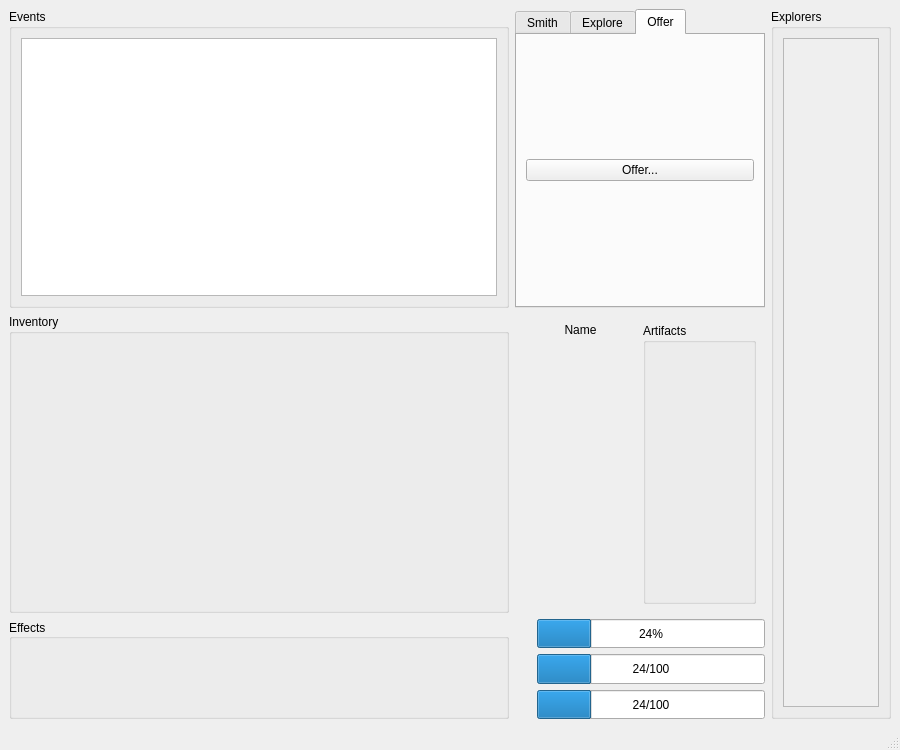
The window that assets/ui/main.ui (pierce-smith1/aor) describes before a commit, drawn with Qt 5.
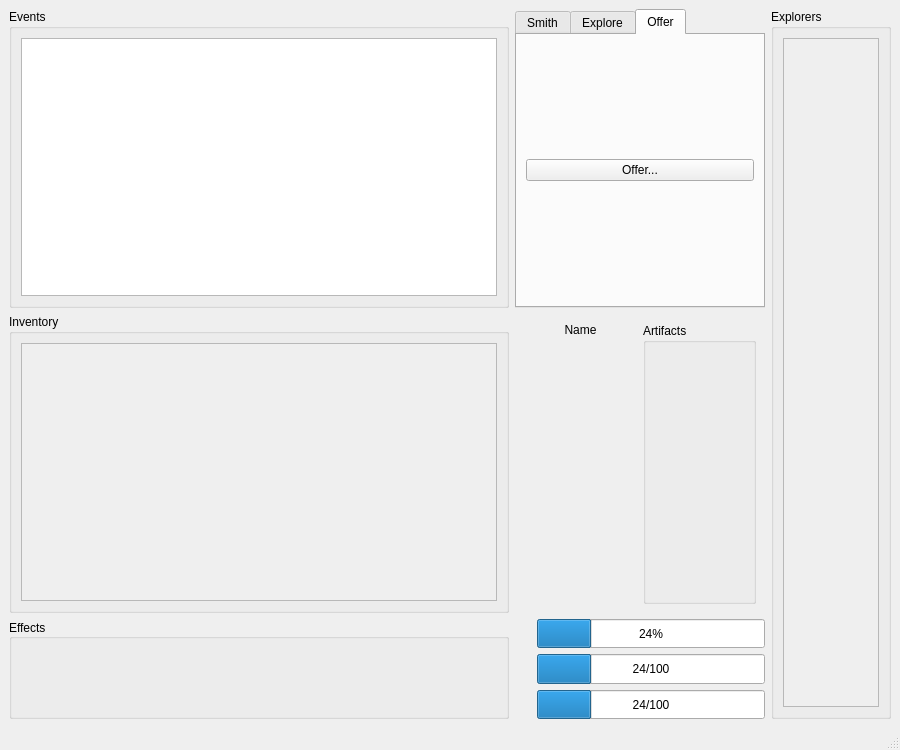
The same window after the commit. Icons and pictures are not drawn.

Diff of the .ui file:
```diff
--- a/assets/ui/main.ui
+++ b/assets/ui/main.ui
@@ -288,7 +288,38 @@
       <property name="title">
        <string>Inventory</string>
       </property>
-      <layout class="QGridLayout" name="gridLayout"/>
+      <layout class="QGridLayout" name="gridLayout">
+       <item row="0" column="0">
+        <widget class="QScrollArea" name="inventory_area">
+         <property name="sizePolicy">
+          <sizepolicy hsizetype="Preferred" vsizetype="Preferred">
+           <horstretch>0</horstretch>
+           <verstretch>0</verstretch>
+          </sizepolicy>
+         </property>
+         <property name="autoFillBackground">
+          <bool>false</bool>
+         </property>
+         <property name="horizontalScrollBarPolicy">
+          <enum>Qt::ScrollBarAlwaysOff</enum>
+         </property>
+         <property name="widgetResizable">
+          <bool>true</bool>
+         </property>
+         <widget class="QWidget" name="inventory_slots">
+          <property name="geometry">
+           <rect>
+            <x>0</x>
+            <y>0</y>
+            <width>486</width>
+            <height>240</height>
+           </rect>
+          </property>
+          <layout class="QGridLayout" name="gridLayout_7"/>
+         </widget>
+        </widget>
+       </item>
+      </layout>
      </widget>
     </item>
     <item row="2" column="0">
```
